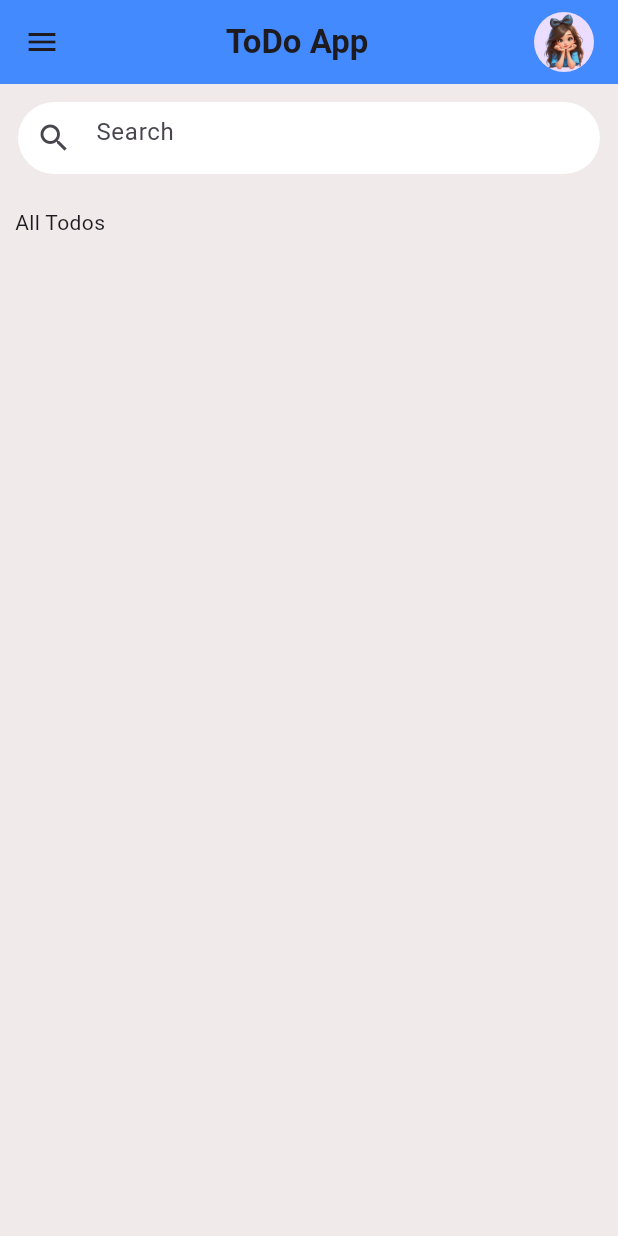
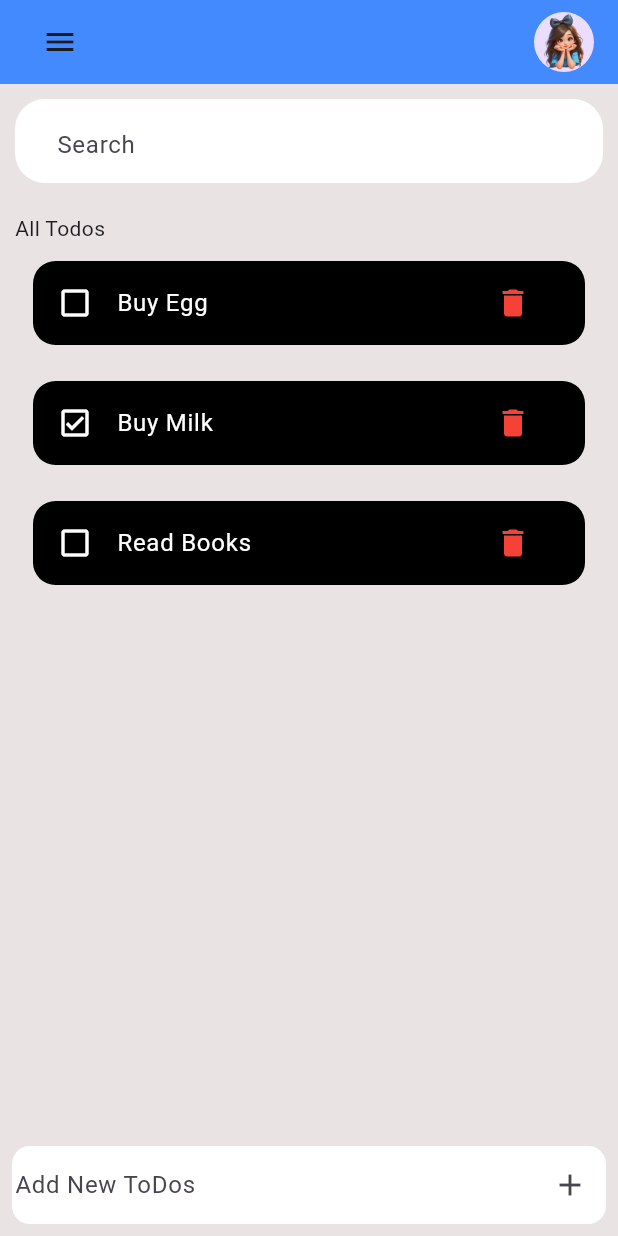
Before and after one commit to BACAbeykoon/Todo_App, a Flutter app: the screen it shows after launch, on a phone screen of 412 x 824 dp. Run offline on Flutter 3.47's test engine with Material 3 defaults, Android fonts, the phone set to English and light mode, and no system bars.

```diff
--- a/todo_application/lib/main.dart
+++ b/todo_application/lib/main.dart
@@ -1,45 +1,49 @@
 import 'package:flutter/material.dart';
+import 'package:todo_application/models/todo.dart';
 import 'package:todo_application/Widgets/todo_item.dart';
-import 'package:todo_application/models/todo.dart';
 
 void main() {
-  runApp(MaterialApp(debugShowCheckedModeBanner: false, home: MyToDo()));
+  runApp(MaterialApp(debugShowCheckedModeBanner: false, home: MyTodo()));
 }
 
-class MyToDo extends StatefulWidget {
-  const MyToDo({super.key});
+class MyTodo extends StatefulWidget {
+  const MyTodo({super.key});
 
   @override
-  State<MyToDo> createState() => _MyToDoState();
+  State<MyTodo> createState() => _MyTodoState();
 }
 
-class _MyToDoState extends State<MyToDo> {
+class _MyTodoState extends State<MyTodo> {
   final todos = Todo.toDoList();
-  List<Todo> _searchtodo = [];
+  List<Todo> _searchTodolist = [];
+  final TextEditingController _todoController = TextEditingController();
+
   @override
   initState() {
+    super.initState();
     setState(() {
-      _searchtodo = todos;
+      _searchTodolist = todos;
     });
   }
 
+  @override
   Widget build(BuildContext context) {
     return Scaffold(
-      backgroundColor: const Color.fromARGB(255, 240, 234, 234),
+      backgroundColor: const Color.fromARGB(255, 233, 227, 227),
       appBar: AppBar(
         backgroundColor: Colors.blueAccent,
         title: Row(
           mainAxisAlignment: MainAxisAlignment.spaceBetween,
           children: [
-            Icon(Icons.menu),
-            Text("ToDo App", style: TextStyle(fontWeight: FontWeight.bold)),
+            IconButton(onPressed: () {}, icon: Icon(Icons.menu)),
+
             CircleAvatar(backgroundImage: AssetImage("assets/user.png")),
           ],
         ),
       ),
+
       body: _body(),
     );
-  }
   }
 
   _body() {
@@ -47,48 +51,128 @@ _body() {
       children: [
         Column(
           crossAxisAlignment: CrossAxisAlignment.start,
-        children: [
-          _searchBar(),
-
-          _toDos(),
-          //_inputTodo()
-        ],
+          children: [_searchbar(), _todos(), _input()],
         ),
       ],
     );
   }
 
-_searchBar() {
+  _searchbar() {
     return Padding(
-    padding: const EdgeInsets.all(12.0),
+      padding: const EdgeInsets.all(10.0),
       child: Container(
         decoration: BoxDecoration(
           color: Colors.white,
-        borderRadius: BorderRadius.circular(30),
+          borderRadius: BorderRadius.circular(20),
         ),
+        child: Padding(
+          padding: const EdgeInsets.all(4.0),
           child: TextField(
+            onChanged: (value) => search(value),
             decoration: InputDecoration(
               border: InputBorder.none,
               hintText: "Search",
-          prefixIcon: Icon(Icons.search),
+              prefix: Icon(Icons.search),
+            ),
           ),
         ),
       ),
     );
   }
 
-_toDos() {
+  _todos() {
     return Expanded(
       child: Padding(
-      padding: const EdgeInsets.all(10.0),
+        padding: EdgeInsets.all(10),
         child: Column(
           crossAxisAlignment: CrossAxisAlignment.start,
-        children: [Text("All Todos")],
+          children: [
+            Text("All Todos"),
+            Expanded(
+              child: ListView(
+                children: [
+                  for (Todo todo in _searchTodolist.reversed)
+                    TodoItem(
+                      todo: todo,
+                      ondelete: () {
+                        setState(() {
+                          _searchTodolist.remove(todo);
+                        });
+                      },
+                      onclick: () {
+                        setState(() {
+                          todo.isDone = !todo.isDone;
+                        });
+                      },
+                    ),
+                ],
+              ),
+            ),
+          ],
         ),
       ),
     );
   }
 
-_inputTodo() {
-  return Placeholder();
+  _input() {
+    return Align(
+      alignment: Alignment.bottomLeft,
+      child: Padding(
+        padding: const EdgeInsets.all(8.0),
+        child: Container(
+          decoration: BoxDecoration(
+            color: Colors.white,
+            borderRadius: BorderRadius.circular(12),
+          ),
+          child: Row(
+            children: [
+              Expanded(
+                child: Padding(
+                  padding: const EdgeInsets.all(2.0),
+                  child: TextField(
+                    controller: _todoController,
+                    decoration: InputDecoration(
+                      border: InputBorder.none,
+                      hintText: "Add New ToDos",
+                    ),
+                  ),
+                ),
+              ),
+              IconButton(
+                onPressed: () {
+                  setState(() {
+                    todos.add(
+                      Todo(
+                        id: DateTime.now().millisecondsSinceEpoch.toString(),
+                        title: _todoController.text,
+                      ),
+                    );
+                  });
+                },
+                icon: Icon(Icons.add),
+              ),
+            ],
+          ),
+        ),
+      ),
+    );
   }
+
+  void search(String text) {
+    List<Todo> result = [];
+
+    if (text.isEmpty) {
+      result = todos;
+    } else {
+      result =
+          todos
+              .where(
+                (todo) => todo.title.toLowerCase().contains(text.toLowerCase()),
+              )
+              .toList();
+    }
+    setState(() {
+      _searchTodolist = result;
+    });
+  }
+}
--- a/todo_application/lib/models/todo.dart
+++ b/todo_application/lib/models/todo.dart
@@ -11,9 +11,9 @@ class Todo {
 
   static List<Todo> toDoList() {
     return [
-      Todo(id: "1", title: "Buy Book"),
-      Todo(id: "2", title: "Go to School"),
-      Todo(id: "3", title: "Play Cricket"),
+      Todo(id: "1", title: "Read Books"),
+      Todo(id: "2", title: "Buy Milk", isDone: true),
+      Todo(id: "3", title: "Buy Egg"),
     ];
   }
 }
--- a/todo_application/lib/widgets/todo_item.dart
+++ b/todo_application/lib/widgets/todo_item.dart
@@ -1,15 +1,16 @@
 import 'package:flutter/material.dart';
-import 'package:todo_application/models/todo.dart';
+import 'package:todo_application/models/todo.dart' show Todo;
 
 class TodoItem extends StatelessWidget {
   final Todo todo;
-  final Function onDelete;
-  final Function onTick;
+  final Function ondelete;
+  final Function onclick;
+
   const TodoItem({
     super.key,
     required this.todo,
-    required this.onDelete,
-    required this.onTick,
+    required this.ondelete,
+    required this.onclick,
   });
 
   @override
@@ -18,12 +19,13 @@ class TodoItem extends StatelessWidget {
       padding: const EdgeInsets.all(12.0),
       child: Container(
         decoration: BoxDecoration(
-          color: const Color.fromARGB(221, 13, 13, 13),
+          color: Colors.black,
           borderRadius: BorderRadius.circular(15),
         ),
+
         child: ListTile(
           onTap: () {
-            onTick();
+            onclick();
           },
           leading: Icon(
             todo.isDone
@@ -37,7 +39,7 @@ class TodoItem extends StatelessWidget {
           ),
           trailing: IconButton(
             onPressed: () {
-              onDelete();
+              ondelete();
             },
             icon: Icon(Icons.delete, color: Colors.red),
           ),
```
Also changed, not shown: 1 other file. Lines whose indentation alone changed are shown as unchanged.
